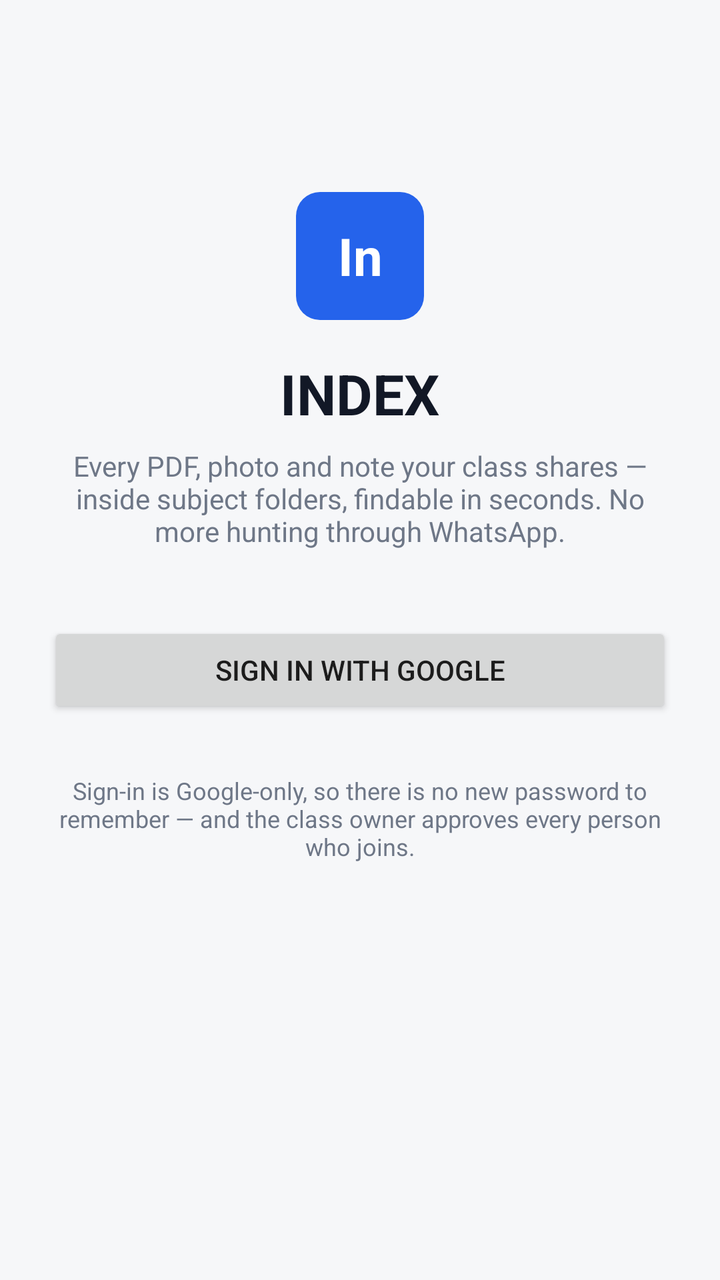
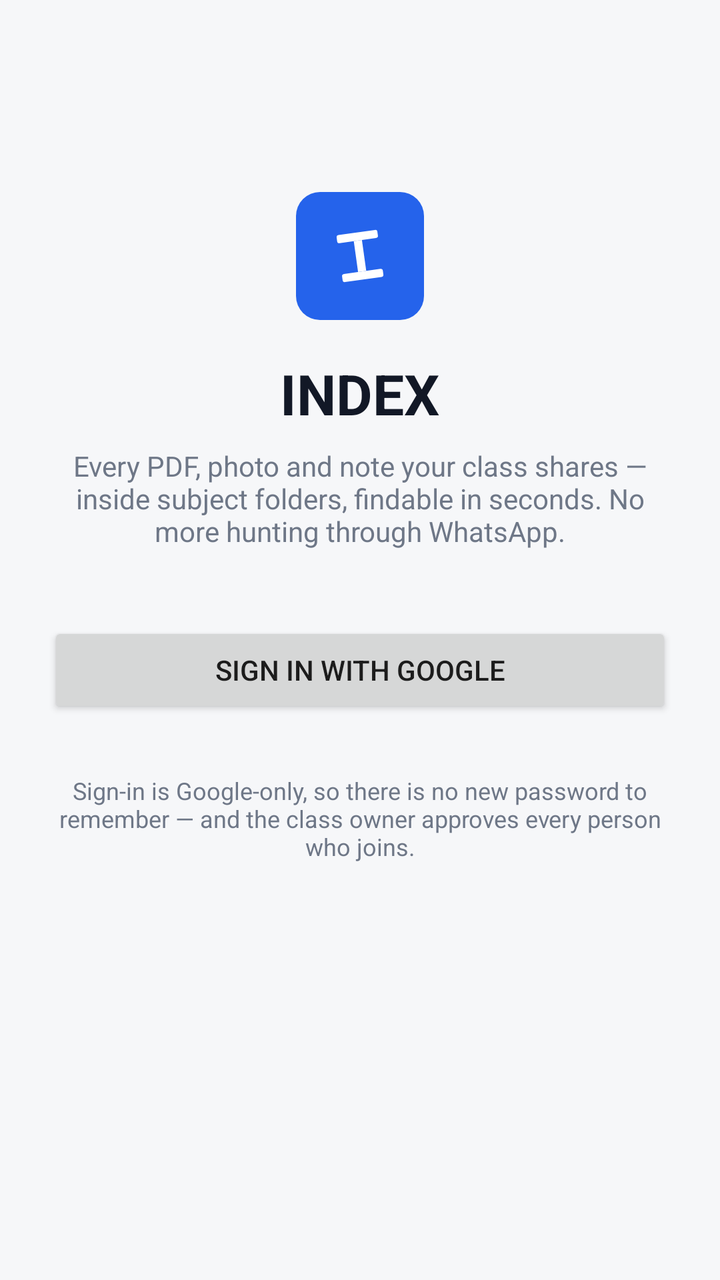

An Android layout rendered at two revisions. The XML below is the earlier revision; the diff shows what the commit changed to produce the second picture.
<!-- AndroidManifest.xml: application theme Theme.Index -->
<!-- res/layout/activity_signin.xml -->
<?xml version="1.0" encoding="utf-8"?>
<LinearLayout xmlns:android="http://schemas.android.com/apk/res/android"
    android:layout_width="match_parent"
    android:layout_height="match_parent"
    android:background="@color/background"
    android:gravity="center_horizontal"
    android:orientation="vertical"
    android:padding="24dp">

    <TextView
        android:layout_width="64dp"
        android:layout_height="64dp"
        android:layout_marginTop="72dp"
        android:background="@drawable/bg_logo"
        android:gravity="center"
        android:text="In"
        android:textColor="@color/white"
        android:textSize="26sp"
        android:textStyle="bold" />

    <TextView
        android:layout_width="wrap_content"
        android:layout_height="wrap_content"
        android:layout_marginTop="18dp"
        android:text="INDEX"
        android:textColor="@color/on_background"
        android:textSize="28sp"
        android:textStyle="bold" />

    <TextView
        android:layout_width="match_parent"
        android:layout_height="wrap_content"
        android:layout_marginTop="8dp"
        android:gravity="center"
        android:text="Every PDF, photo and note your class shares — inside subject folders, findable in seconds. No more hunting through WhatsApp."
        android:textColor="@color/muted"
        android:textSize="14sp" />

    <Button
        android:id="@+id/btnGoogleSignIn"
        android:layout_width="match_parent"
        android:layout_height="wrap_content"
        android:layout_marginTop="36dp"
        android:text="Sign in with Google" />

    <ProgressBar
        android:id="@+id/progressSignIn"
        android:layout_width="wrap_content"
        android:layout_height="wrap_content"
        android:layout_marginTop="20dp"
        android:visibility="gone" />

    <TextView
        android:id="@+id/tvSignInError"
        android:layout_width="match_parent"
        android:layout_height="wrap_content"
        android:layout_marginTop="16dp"
        android:gravity="center"
        android:textColor="@color/pdf_red"
        android:textSize="13sp"
        android:visibility="gone" />

    <TextView
        android:layout_width="match_parent"
        android:layout_height="wrap_content"
        android:layout_marginTop="28dp"
        android:gravity="center"
        android:text="Sign-in is Google-only, so there is no new password to remember — and the class owner approves every person who joins."
        android:textColor="@color/muted"
        android:textSize="12sp" />
</LinearLayout>
<!-- resources referenced by this layout -->
<resources>
  <color name="background">#F6F7F9</color>
  <color name="muted">#6E7787</color>
  <color name="on_background">#121826</color>
  <color name="pdf_red">#D63031</color>
  <color name="white">#FFFFFF</color>
  <!-- drawable bg_logo (drawable) -->
  <?xml version="1.0" encoding="utf-8"?>
  <shape xmlns:android="http://schemas.android.com/apk/res/android" android:shape="rectangle">
      <corners android:radius="12dp" />
      <solid android:color="@color/primary" />
  </shape>
  <style name="Theme.Index" parent="Theme.MaterialComponents.DayNight.NoActionBar">
          <item name="colorPrimary">@color/primary</item>
          <item name="colorPrimaryVariant">@color/primary_dark</item>
          <item name="colorAccent">@color/primary</item>
          <item name="android:windowBackground">@color/background</item>
          <item name="android:statusBarColor">@color/background</item>
          <item name="android:navigationBarColor">@color/surface</item>
      </style>
  <color name="primary">#2563EB</color>
  <color name="primary_dark">#1D4ED8</color>
  <color name="surface">#FFFFFF</color>
</resources>

<!-- the commit's change to res/layout/activity_signin.xml (unified diff, before → after) -->
@@ -7,16 +7,14 @@
     android:orientation="vertical"
     android:padding="24dp">
 
-    <TextView
+    <ImageView
         android:layout_width="64dp"
         android:layout_height="64dp"
         android:layout_marginTop="72dp"
         android:background="@drawable/bg_logo"
-        android:gravity="center"
-        android:text="In"
-        android:textColor="@color/white"
-        android:textSize="26sp"
-        android:textStyle="bold" />
+        android:contentDescription="INDEX logo"
+        android:padding="13dp"
+        android:src="@drawable/ic_cursor_white" />
 
     <TextView
         android:layout_width="wrap_content"
<!-- resource entries referenced after the edit -->
@@ -4,13 +4,37 @@
   <color name="muted">#6E7787</color>
   <color name="on_background">#121826</color>
   <color name="pdf_red">#D63031</color>
-  <color name="white">#FFFFFF</color>
   <!-- drawable bg_logo (drawable) -->
   <?xml version="1.0" encoding="utf-8"?>
   <shape xmlns:android="http://schemas.android.com/apk/res/android" android:shape="rectangle">
       <corners android:radius="12dp" />
       <solid android:color="@color/primary" />
   </shape>
+  <!-- drawable ic_cursor_white (drawable) -->
+  <?xml version="1.0" encoding="utf-8"?>
+  <vector xmlns:android="http://schemas.android.com/apk/res/android"
+      android:width="48dp"
+      android:height="48dp"
+      android:viewportWidth="480"
+      android:viewportHeight="480">
+      
+      <group
+          android:pivotX="0"
+          android:pivotY="0"
+          android:rotation="-8"
+          android:translateX="240"
+          android:translateY="240">
+          <path
+              android:fillColor="#FFFFFF"
+              android:pathData="M-116,-150 h232 a14,14 0 0 1 14,14 v24 a14,14 0 0 1 -14,14 h-232 a14,14 0 0 1 -14,-14 v-24 a14,14 0 0 1 14,-14 z" />
+          <path
+              android:fillColor="#FFFFFF"
+              android:pathData="M-26,-98 h52 v196 h-52 z" />
+          <path
+              android:fillColor="#FFFFFF"
+              android:pathData="M-116,98 h232 a14,14 0 0 1 14,14 v24 a14,14 0 0 1 -14,14 h-232 a14,14 0 0 1 -14,-14 v-24 a14,14 0 0 1 14,-14 z" />
+      </group>
+  </vector>
   <style name="Theme.Index" parent="Theme.MaterialComponents.DayNight.NoActionBar">
           <item name="colorPrimary">@color/primary</item>
           <item name="colorPrimaryVariant">@color/primary_dark</item>
